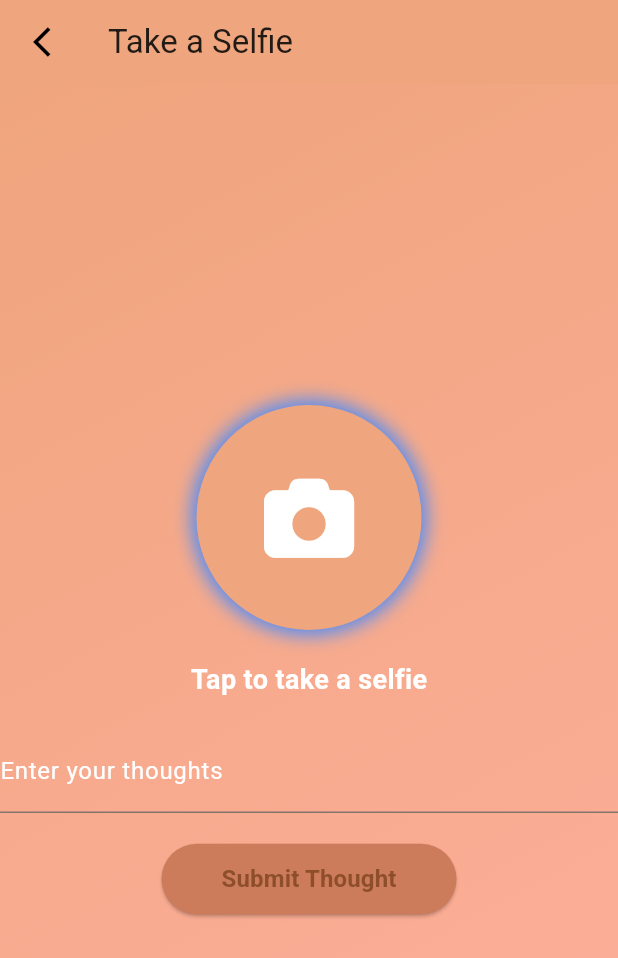
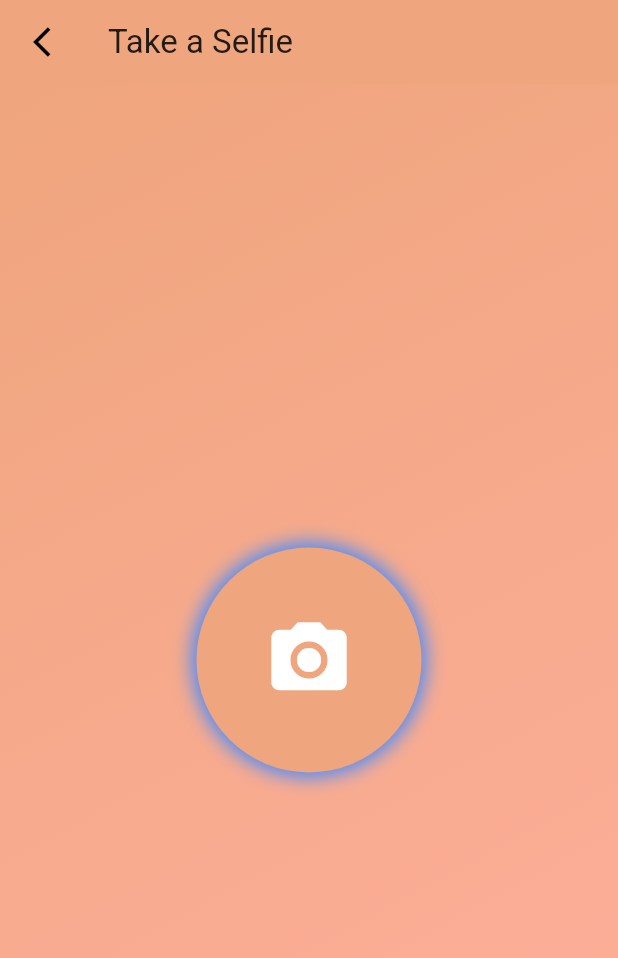
Before and after one commit to afouacherni/MindBloom, a Flutter app: the SelfiePage screen opened directly, on a phone screen of 412 x 824 dp. Shown: the top 958 px of the screen. Run offline on Flutter 3.47's test engine with Material 3 defaults, Android fonts, the phone set to English and light mode, and no system bars; our stand-ins replace cloud_firestore, firebase_auth, firebase_core, fl_chart, font_awesome_flutter, google_fonts and 4 more; missing offline and left inert: flutter_sound; accounts and stored records are empty.

Commit message:
modification selfie

```diff
--- a/lib/screens/selfie/selfie_page.dart
+++ b/lib/screens/selfie/selfie_page.dart
@@ -1,15 +1,17 @@
+import 'dart:io';
+
+import 'package:firebase_auth/firebase_auth.dart';
+import 'package:cloud_firestore/cloud_firestore.dart';
 import 'package:flutter/material.dart';
 import 'package:image_picker/image_picker.dart';
-import 'package:mindbloom/widgets/back_button.dart';
-import 'dart:io';
+import 'package:supabase_flutter/supabase_flutter.dart';
+
 import '../../constants/colors.dart';
-import 'package:font_awesome_flutter/font_awesome_flutter.dart';
-import 'package:supabase_flutter/supabase_flutter.dart';
-import 'package:firebase_auth/firebase_auth.dart';
-import 'package:cloud_firestore/cloud_firestore.dart';
+import '../../widgets/back_button.dart';
 
 class SelfiePage extends StatefulWidget {
-  const SelfiePage({super.key});
+  // Vous pouvez marquer le constructeur comme const
+  const SelfiePage({Key? key}) : super(key: key);
 
   @override
   _SelfiePageState createState() => _SelfiePageState();
@@ -19,7 +21,6 @@ class _SelfiePageState extends State<SelfiePage> {
   File? _image;
   String? userId;
   bool _isUploading = false;
-  TextEditingController _thoughtController = TextEditingController();
 
   @override
   void initState() {
@@ -37,6 +38,7 @@ class _SelfiePageState extends State<SelfiePage> {
     }
   }
 
+  // Fonction pour choisir une image depuis la caméra
   Future<void> _pickImage() async {
     final ImagePicker picker = ImagePicker();
     final XFile? photo = await picker.pickImage(source: ImageSource.camera);
@@ -48,6 +50,7 @@ class _SelfiePageState extends State<SelfiePage> {
     }
   }
 
+  // Fonction pour télécharger la selfie
   Future<void> _uploadSelfie() async {
     if (_image == null || userId == null) {
       _showErrorDialog('No image selected or user not authenticated');
@@ -100,17 +103,7 @@ class _SelfiePageState extends State<SelfiePage> {
     }
   }
 
-  // Ajouter les pensées à Firestore
-  Future<void> _addThoughtToFirestore(String userId, String thought) async {
-    try {
-      await FirebaseFirestore.instance.collection('users').doc(userId).update({
-        'thoughts': FieldValue.arrayUnion([thought]),
-      });
-    } catch (e) {
-      _showErrorDialog('Failed to update thought: $e');
-    }
-  }
-
+  // Fonction pour afficher un message d'erreur
   void _showErrorDialog(String message) {
     if (!mounted) return;
 
@@ -130,6 +123,7 @@ class _SelfiePageState extends State<SelfiePage> {
     );
   }
 
+  // Fonction pour afficher un message de confirmation
   void _showConfirmationDialog() {
     if (!mounted) return;
 
@@ -195,8 +189,8 @@ class _SelfiePageState extends State<SelfiePage> {
                         ],
                       ),
                       child: IconButton(
-                        icon: FaIcon(
-                          FontAwesomeIcons.camera,
+                        icon: const Icon(
+                          Icons.camera_alt,
                           size: 60,
                           color: Colors.white,
                         ),
@@ -239,58 +233,6 @@ class _SelfiePageState extends State<SelfiePage> {
                             ),
                       ],
                     ),
-                const SizedBox(height: 20),
-                Text(
-                  _image == null ? 'Tap to take a selfie' : 'Selfie captured!',
-                  style: const TextStyle(
-                    fontSize: 18,
-                    color: Colors.white,
-                    fontWeight: FontWeight.bold,
-                  ),
-                ),
-                const SizedBox(height: 20),
-                // Champ de texte pour saisir les pensées
-                TextField(
-                  controller: _thoughtController,
-                  decoration: const InputDecoration(
-                    labelText: 'Enter your thoughts',
-                    labelStyle: TextStyle(color: Colors.white),
-                    focusedBorder: UnderlineInputBorder(
-                      borderSide: BorderSide(color: Colors.white),
-                    ),
-                  ),
-                  style: const TextStyle(color: Colors.white),
-                ),
-                const SizedBox(height: 20),
-                ElevatedButton(
-                  style: ElevatedButton.styleFrom(
-                    backgroundColor: AppColors.accent,
-                    padding: const EdgeInsets.symmetric(
-                      horizontal: 40,
-                      vertical: 12,
-                    ),
-                    shape: RoundedRectangleBorder(
-                      borderRadius: BorderRadius.circular(30),
-                    ),
-                  ),
-                  onPressed: () async {
-                    if (_thoughtController.text.isNotEmpty && userId != null) {
-                      await _addThoughtToFirestore(
-                        userId!,
-                        _thoughtController.text,
-                      );
-                      _thoughtController
-                          .clear(); // Vide le champ après soumission
-                      _showConfirmationDialog();
-                    } else {
-                      _showErrorDialog('Please enter a thought.');
-                    }
-                  },
-                  child: const Text(
-                    'Submit Thought',
-                    style: TextStyle(fontSize: 16, fontWeight: FontWeight.bold),
-                  ),
-                ),
               ],
             ),
           ),
```
Also changed, not shown: pubspec.lock.
